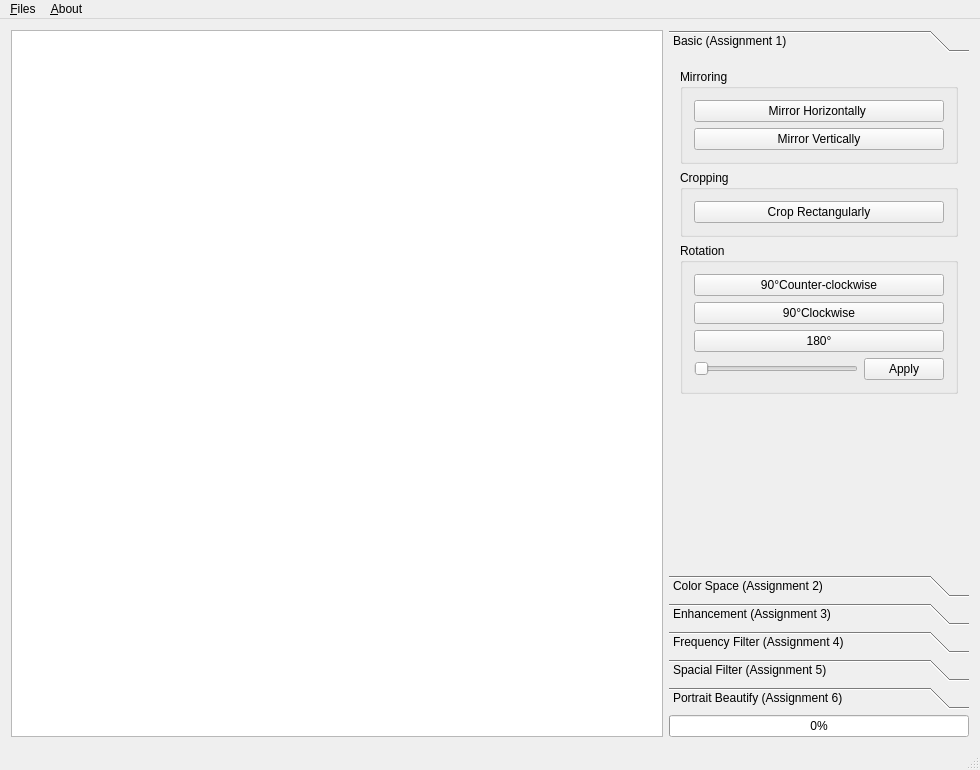
This is mainwindow.ui in lizy14/hello-lenna as Qt 5 draws it before an edit. The edited form follows.
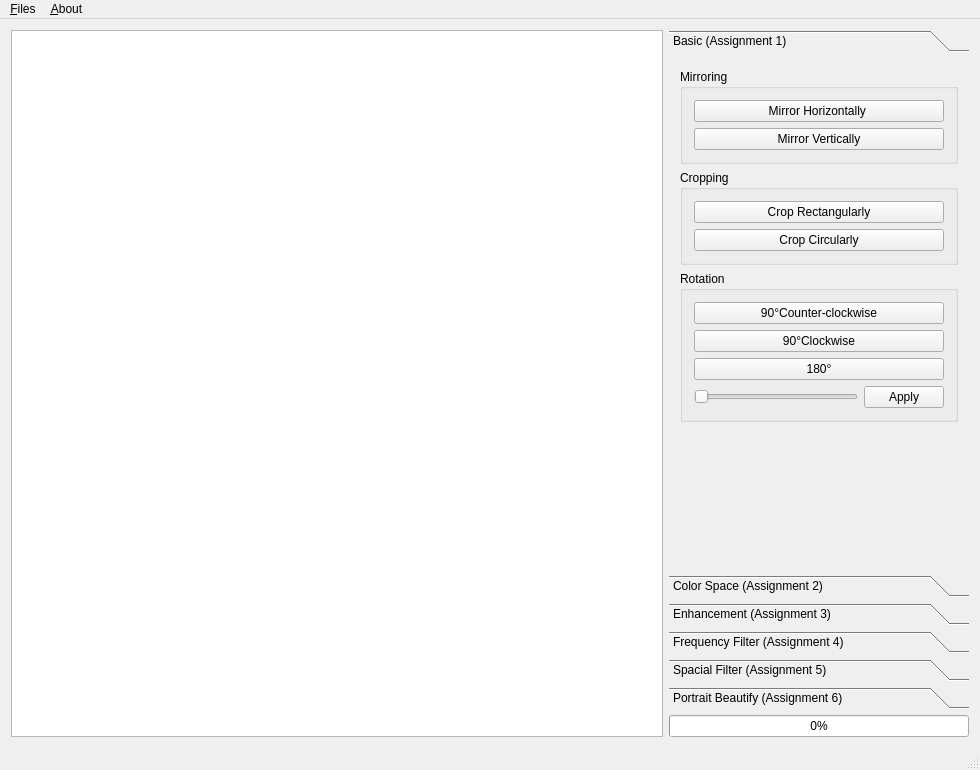
This is the edited form. The open tabs and pages were chosen to show the change.

Commit message: circular crop

Patch:
```diff
--- a/mainwindow.ui
+++ b/mainwindow.ui
@@ -83,6 +83,13 @@
                  </property>
                 </widget>
                </item>
+               <item>
+                <widget class="QPushButton" name="btnCropCirc">
+                 <property name="text">
+                  <string>Crop Circularly</string>
+                 </property>
+                </widget>
+               </item>
               </layout>
              </widget>
             </item>
```
Left out of the diff: 2 changed lines with no effect on the pictures. The commit also changes 3 other files.
